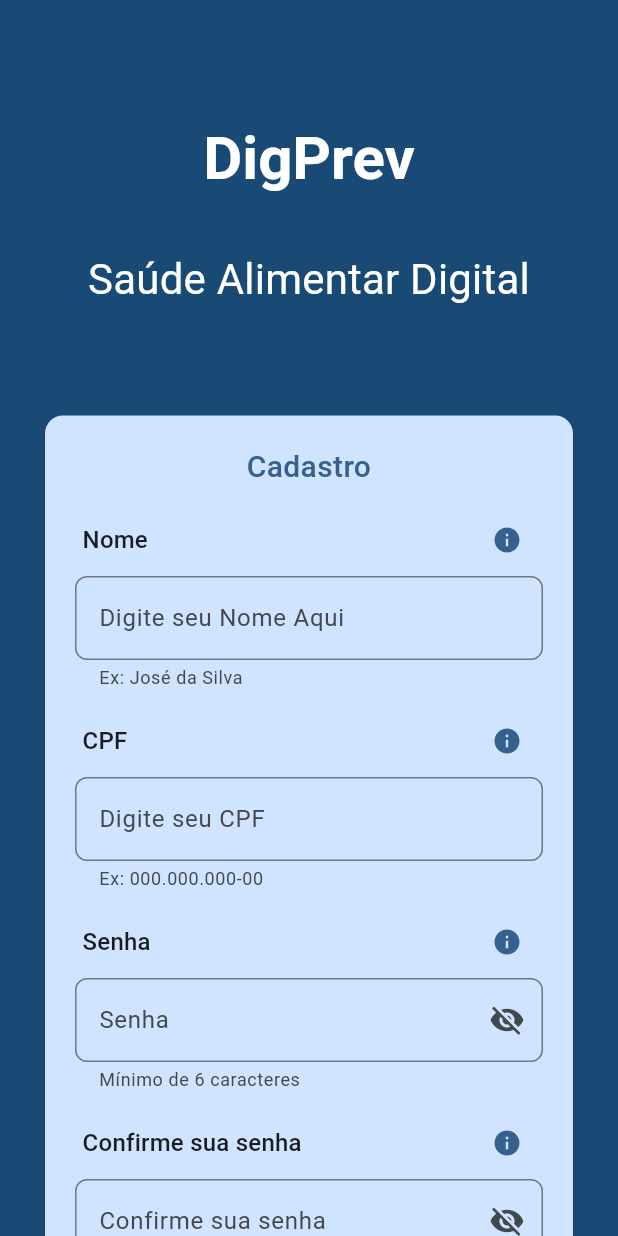
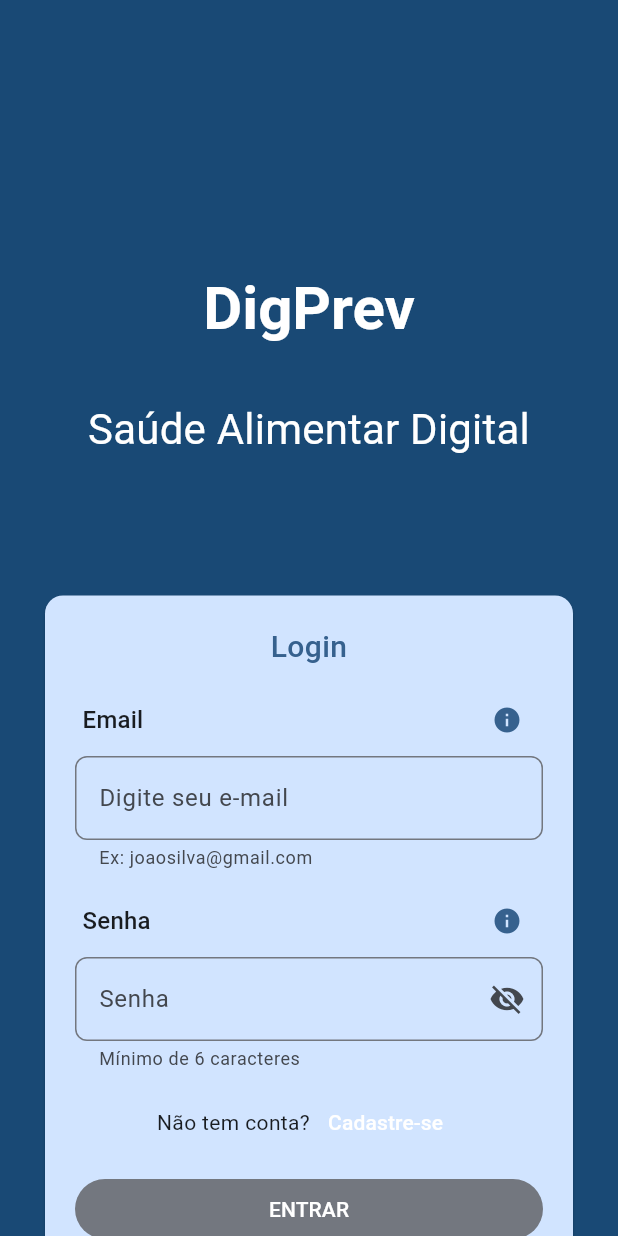
Before and after one commit to Pedro-jferreira/DigPrev, a Flutter app: the screen it shows after launch, on a phone screen of 412 x 824 dp. Run offline on Flutter 3.47's test engine with Material 3 defaults, Android fonts, the phone set to English and light mode, and no system bars; our stand-ins replace cloud_firestore, firebase_auth, firebase_core, flutter_hooks, freezed_annotation, go_router and 3 more; missing offline and left inert: lucid_validation, result_command; accounts and stored records are empty; generated files the repository leaves out were written again.

Commit message:
feature(auth): tela login finalizada, falta conectar firebase

```diff
--- a/lib/main.dart
+++ b/lib/main.dart
@@ -8,9 +8,7 @@ import 'package:digprev_flutter/ui/core/widgets/radiobuttonWidget.dart';
 import 'package:digprev_flutter/ui/core/widgets/selectWidget.dart';
 import 'package:digprev_flutter/ui/core/widgets/toolTipWidget.dart';
 import 'package:digprev_flutter/ui/home/widgets/topAppBarWidget.dart';
-import 'package:digprev_flutter/ui/start_auth/widgets/registerScreen.dart';
 import 'package:digprev_flutter/ui/start_auth/widgets/startScreen.dart';
-
 import 'package:firebase_core/firebase_core.dart';
 import 'package:flutter/material.dart';
 import 'package:provider/provider.dart';
@@ -142,7 +140,7 @@ class TestScreenStart extends StatelessWidget{
   @override
   Widget build(BuildContext context) {
     return const Scaffold(
-      body: RegisterScreen()
+      body: StartScreen()
     );
   }
 }
--- a/lib/routing/pages/login.dart
+++ b/lib/routing/pages/login.dart
@@ -1,8 +1,7 @@
 
 import 'package:digprev_flutter/routing/routes.dart';
 import 'package:digprev_flutter/ui/start_auth/view_models/loginViewModel.dart';
-import 'package:digprev_flutter/ui/start_auth/widgets/registerScreen.dart';
-import 'package:flutter/cupertino.dart';
+import 'package:digprev_flutter/ui/start_auth/widgets/LoginScreen.dart';
 import 'package:flutter/material.dart';
 import 'package:go_router/go_router.dart';
 import 'package:provider/provider.dart';
@@ -16,7 +15,7 @@ class LoginRoute extends GoRoute{
       return MaterialPage(
         child: ChangeNotifierProvider(
           create: (_) => LoginViewModel(),
-          child: const RegisterScreen(),
+          child: const LoginScreen(),
         ),
       );
     },
--- a/lib/ui/start_auth/view_models/loginViewModel.dart
+++ b/lib/ui/start_auth/view_models/loginViewModel.dart
@@ -1,4 +1,4 @@
-import 'package:flutter/cupertino.dart';
+import 'package:flutter/material.dart';
 
 class LoginViewModel extends ChangeNotifier {
 
--- a/lib/ui/start_auth/widgets/registerScreen.dart
+++ b/lib/ui/start_auth/widgets/LoginScreen.dart
@@ -1,20 +1,35 @@
 import 'package:digprev_flutter/ui/start_auth/widgets/RegisterFormWidget.dart';
 import 'package:digprev_flutter/ui/start_auth/widgets/introTextWidget.dart';
+import 'package:digprev_flutter/ui/start_auth/widgets/loginFormWidget.dart';
 import 'package:flutter/material.dart';
 
-class RegisterScreen extends StatefulWidget {
+class LoginScreen extends StatefulWidget {
   final VoidCallback? onNavigateToLogin;
-  const RegisterScreen({Key? key, this.onNavigateToLogin}) : super(key: key);
+  const LoginScreen({Key? key, this.onNavigateToLogin}) : super(key: key);
 
   @override
-  _RegisterScreenState createState() => _RegisterScreenState();
+  _LoginScreenState createState() => _LoginScreenState();
 }
 
-class _RegisterScreenState extends State<RegisterScreen>
+class _LoginScreenState extends State<LoginScreen>
     with SingleTickerProviderStateMixin {
   late AnimationController _controller;
   late Animation<double> _fadeAnimation;
-  bool _isFormValid = false;
+  bool isLoginForm = true;
+
+  // Função para alternar para o formulário de registro
+  void _switchToRegisterForm() {
+    setState(() {
+      isLoginForm = false;
+    });
+  }
+
+  // Função para alternar para o formulário de login
+  void _switchToLoginForm() {
+    setState(() {
+      isLoginForm = true;
+    });
+  }
 
   @override
   void initState() {
@@ -46,22 +61,17 @@ class _RegisterScreenState extends State<RegisterScreen>
           bottom: MediaQuery.of(context).viewInsets.bottom + 20,
           left: 20,
           right: 20,
-          top: 20,
+          top: 100,
         ),
         child: FadeTransition(
           opacity: _fadeAnimation,
-          child: Column(  // Removi o const para usar ValueListenableBuilder
+          child: Column(
             mainAxisSize: MainAxisSize.min,
             children: <Widget>[
               const InitialText(),
-              RegisterFormComponent(
-                onFormValidationChanged: (isValid) {
-                  print("validade: " + isValid.toString());
-                  setState(() {
-                    _isFormValid = isValid;
-                  });
-                },
-              ),
+              isLoginForm ?
+              LoginFormComponent(onRegisterPressed: _switchToRegisterForm)
+                  : RegisterFormComponent(onLoginPressed: _switchToLoginForm),
             ],
           ),
         ),
--- a/lib/ui/start_auth/widgets/introTextWidget.dart
+++ b/lib/ui/start_auth/widgets/introTextWidget.dart
@@ -14,7 +14,7 @@ class InitialText extends StatelessWidget {
       mainAxisAlignment: MainAxisAlignment.center,
       children: <Widget> [
         Padding(
-          padding: const EdgeInsets.symmetric(vertical: 60),
+          padding: const EdgeInsets.symmetric(vertical: 80),
           child: Column(
             children: <Widget> [
               Text(
--- /dev/null
+++ b/lib/ui/start_auth/widgets/loginFormWidget.dart
@@ -0,0 +1,168 @@
+import 'package:digprev_flutter/ui/core/widgets/outlinedPasswordTextFielWidget.dart';
+import 'package:digprev_flutter/ui/core/widgets/outlinedTextFieldWidget.dart';
+import 'package:digprev_flutter/ui/start_auth/validators/registerLoginValidators.dart';
+import 'package:flutter/material.dart';
+import 'package:lucid_validation/lucid_validation.dart';
+
+class LoginFormComponent extends StatefulWidget {
+  final ValueChanged<bool>? onFormValidationChanged;
+  final VoidCallback onRegisterPressed;
+
+  const LoginFormComponent({
+    required this.onRegisterPressed, Key? key,
+    this.onFormValidationChanged,
+  }) : super(key: key);
+
+  @override
+  _LoginFormComponentState createState() => _LoginFormComponentState();
+}
+
+class _LoginFormComponentState extends State<LoginFormComponent> {
+  final TextEditingController emailController = TextEditingController();
+  final TextEditingController senhaController = TextEditingController();
+  final EmailValidator emailValidator = EmailValidator();
+  final SenhaValidator senhaValidator = SenhaValidator();
+  final GlobalKey<FormState> _formKey = GlobalKey<FormState>();
+  late bool _isFormValid = false;
+
+  bool isEmailError = false;
+  String errorEmail = '';
+  bool isSenhaError = false;
+  String errorSenha = '';
+
+  @override
+  void dispose() {
+    emailController.dispose();
+    senhaController.dispose();
+    super.dispose();
+  }
+
+  void _validateForm() {
+    _isFormValid = _formKey.currentState?.validate() ?? false;
+  }
+
+  @override
+  Widget build(BuildContext context) {
+    return Card(
+        color: Theme.of(context).colorScheme.primaryContainer,
+        margin: const EdgeInsets.all(10),
+        child: Form(
+          key: _formKey,
+          onChanged: _validateForm,
+          child: Column(
+            children: <Widget>[
+              SingleChildScrollView(
+                child: Padding(
+                  padding: const EdgeInsets.all(20.0),
+                  child: Column(
+                    children: <Widget> [
+                      Text(
+                        'Login',
+                        textAlign: TextAlign.center,
+                        style: TextStyle(
+                          fontSize: 20,
+                          color: Theme.of(context).colorScheme.primary,
+                          fontWeight: FontWeight.w500,
+                        ),
+                      ),
+                      const SizedBox(height: 10),
+                        OutlinedTextFieldComponent(
+                          title: 'Email',
+                          placeholder: 'Digite seu e-mail',
+                          supportingText: 'Ex: joaosilva@gmail.com',
+                          toolTipText: 'Digite seu e-mail corretamente',
+                          validator: (String? value) {
+                            final ValidationResult result = emailValidator
+                                .validate(value ?? '');
+                            if (result.isValid) {
+                              isEmailError == false;
+                              return null;
+                            }
+                            isEmailError == true;
+                            errorEmail = 'E-mail inválido, '
+                                'ex: joaosilva@gmail.com';
+                            return errorEmail;
+                          },
+                          onValueChange: (String value) {
+                            setState(() {
+                              isEmailError = value.isEmpty;
+                              errorEmail = isEmailError
+                                  ? 'E-mail não pode estar vazio'
+                                  : '';
+                            });
+                          },
+                        ),
+                      const SizedBox(height: 10),
+                      OutlinedPasswordTextFieldComponent(
+                        title: 'Senha',
+                        placeholder: 'Digite sua Senha',
+                        supportingText: 'Mínimo de 6 caracteres',
+                        tooltipText: 'Deve ter letra maiúscula, minúscula, '
+                            'número e 6 letras.',
+                        validator: (String? value) {
+                          final ValidationResult result = senhaValidator
+                              .validate(value ?? '');
+                          if (result.isValid) {
+                            isSenhaError == false;
+                            return null;
+                          }
+                          isSenhaError == true;
+                          errorSenha = 'Deve ter letra maiúscula, minúscula, '
+                              'número e 6 letras.';
+                          return errorSenha;
+                        },
+                        onValueChange: (String value) {
+                          setState(() {
+                            isSenhaError = value.length < 4;
+                            errorSenha = isSenhaError
+                                ? 'Senha muito curta' : '';
+                          });
+                        },
+                      ),
+                      const SizedBox(height: 10),
+                      Row(
+                        mainAxisAlignment: MainAxisAlignment.center,
+                        children: <Widget> [
+                          const Text('Não tem conta?'),
+                          TextButton(
+                              onPressed: (){
+                                widget.onRegisterPressed();
+                              },
+                              child: const Text(
+                                  'Cadastre-se',
+                                  style: TextStyle(color: Color(0xffffffff))
+                              )
+                          )
+                        ],
+                      ),
+                      const SizedBox(height: 10),
+                      SizedBox(
+                        width: double.infinity,
+                        child: ElevatedButton(
+                          onPressed: _isFormValid ? () {
+                            // Ação do botão quando o formulário estiver válido
+                          } : null,
+                          style: ElevatedButton.styleFrom(
+                            backgroundColor: Theme.of(context)
+                                .colorScheme.primary,
+                            disabledBackgroundColor:
+                            Theme.of(context).colorScheme.outline,
+                          ),
+                          child: const Text(
+                            'ENTRAR',
+                            style: TextStyle(
+                              color: Color(0xffffffff),
+                            ),
+                          ),
+                        ),
+                      ),
+                    ],
+                  ),
+                ),
+              ),
+            ],
+          ),
+        )
+    );
+  }
+}
--- a/lib/ui/start_auth/widgets/registerFormWidget.dart
+++ b/lib/ui/start_auth/widgets/registerFormWidget.dart
@@ -6,8 +6,12 @@ import 'package:lucid_validation/src/types/validation_result.dart';
 
 class RegisterFormComponent extends StatefulWidget {
   final ValueChanged<bool>? onFormValidationChanged;
-  const RegisterFormComponent({Key? key, this.onFormValidationChanged})
-      : super(key: key);
+  final VoidCallback onLoginPressed;
+
+  const RegisterFormComponent({
+    required this.onLoginPressed, Key? key,
+    this.onFormValidationChanged,
+  }) : super(key: key);
 
   @override
   _RegisterFormComponentState createState() => _RegisterFormComponentState();
@@ -22,12 +26,15 @@ class _RegisterFormComponentState extends State<RegisterFormComponent> {
   final UserValidator validator = UserValidator();
   final NomeValidator nomeValidator = NomeValidator();
   final CPFValidator cpfValidator = CPFValidator();
+  final EmailValidator emailValidator = EmailValidator();
   final SenhaValidator senhaValidator = SenhaValidator();
-  final _formKey = GlobalKey<FormState>();
+  final GlobalKey<FormState> _formKey = GlobalKey<FormState>();
   late bool _isFormValid = false;
 
   bool isNomeError = false;
   String errorNome = '';
+  bool isEmailError = false;
+  String errorEmail = '';
   bool isCpfError = false;
   String errorCpf = '';
   bool isSenhaError = false;
@@ -125,20 +132,44 @@ class _RegisterFormComponentState extends State<RegisterFormComponent> {
                         });
                       },
                     ),
+                    OutlinedTextFieldComponent(
+                      title: 'Email',
+                      placeholder: 'Digite seu e-mail',
+                      supportingText: 'Ex: joaosilva@gmail.com',
+                      toolTipText: 'Digite seu e-mail corretamente',
+                      validator: (String? value) {
+                        final ValidationResult result = emailValidator
+                            .validate(value ?? '');
+                        if (result.isValid) {
+                          isEmailError == false;
+                          return null;
+                        }
+                        isEmailError == true;
+                        errorEmail = 'E-mail inválido, ex: joaosilva@gmail.com';
+                        return errorEmail;
+                      },
+                      onValueChange: (String value) {
+                        setState(() {
+                          isEmailError = value.isEmpty;
+                          errorEmail = isEmailError
+                              ? 'E-mail não pode estar vazio'
+                              : '';
+                        });
+                      },
+                    ),
                     const SizedBox(height: 10),
                     OutlinedPasswordTextFieldComponent(
                       title: 'Senha',
                       placeholder: 'Digite sua Senha',
                       supportingText: 'Mínimo de 6 caracteres',
                       tooltipText: 'Deve ter letra maiúscula, minúscula, '
-                          'número, caracter especial e 6 letras.',
+                          'número e 6 letras.',
                       validator: (String? value) {
                         final ValidationResult result = senhaValidator
                             .validate(value ?? '');
                         if (result.isValid) {
                           isSenhaError == false;
                           senhaDigitada = value;
-                          print('senhadigitadanovalue' + senhaDigitada!);
                           return null;
                         }
                         isSenhaError == true;
@@ -161,7 +192,6 @@ class _RegisterFormComponentState extends State<RegisterFormComponent> {
                       tooltipText: 'Esta senha deve ser igual à digitada no '
                           'campo de Senha',
                       validator: (String? value) {
-                        print('senhaAnterior' + senhaDigitada!);
                         if (value == senhaDigitada) {
                           isSenhaConfirmError == false;
                           return null;
@@ -183,10 +213,11 @@ class _RegisterFormComponentState extends State<RegisterFormComponent> {
                       width: double.infinity,
                       child: ElevatedButton(
                         onPressed: _isFormValid ? () {
-                          // Ação do botão quando o formulário estiver válido
+                          widget.onLoginPressed();
                         } : null,
                         style: ElevatedButton.styleFrom(
-                          backgroundColor: Theme.of(context).colorScheme.primary,
+                          backgroundColor: Theme.of(context)
+                              .colorScheme.primary,
                           disabledBackgroundColor:
                             Theme.of(context).colorScheme.outline,
                         ),
```
Also changed, not shown: 1 other file.
